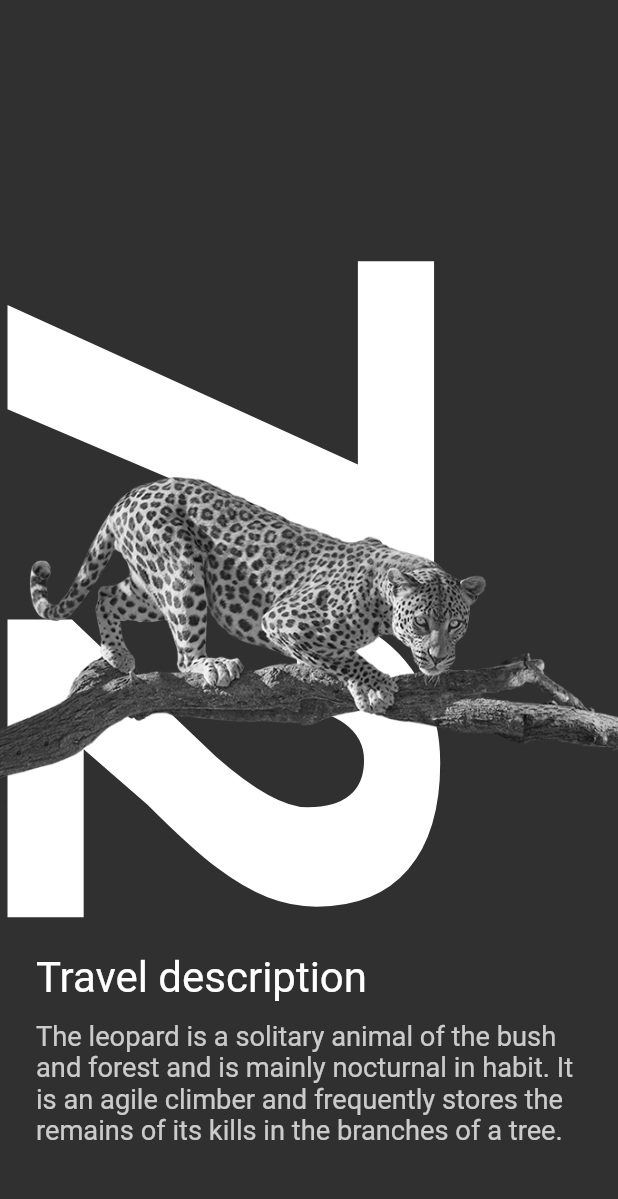
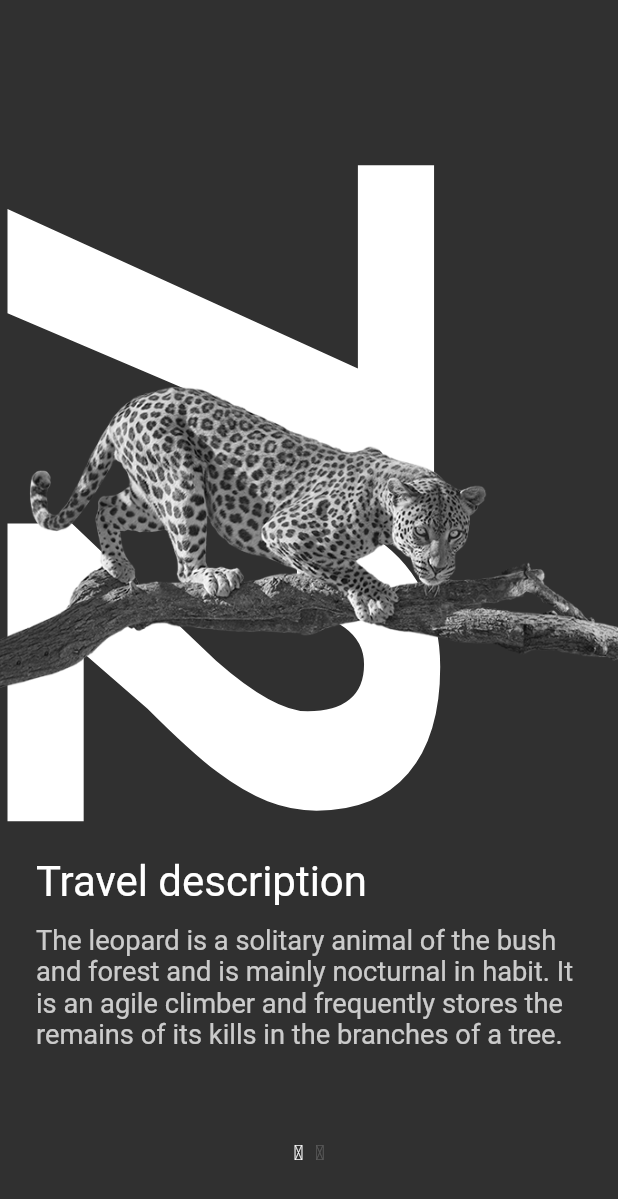
Before and after one commit to loctt-executionlab/animation_practice, a Flutter app: the screen it shows after launch, on a phone screen of 412 x 824 dp. Shown: the top 1199 px of the screen. Run offline on Flutter 3.47's test engine with Material 2 defaults, Android fonts, the phone set to English and light mode, and no system bars; our stand-ins replace flutter_hooks, flutter_riverpod, hooks_riverpod.

Commit message:
add tab indicator dot

```diff
--- a/lib/screen3/screen3.dart
+++ b/lib/screen3/screen3.dart
@@ -1,6 +1,8 @@
 import 'package:animation_practice/screen3/data/provider.dart';
-import 'package:animation_practice/screen3/data/static.dart';
+import 'package:animation_practice/screen3/tabs/tab_1.dart';
+import 'package:animation_practice/screen3/tabs/tab_2.dart';
 import 'package:animation_practice/screen3/widgets/animated_background.dart';
+import 'package:animation_practice/screen3/widgets/tab_indicator.dart';
 import 'package:flutter/material.dart';
 import 'package:hooks_riverpod/hooks_riverpod.dart';
 
@@ -12,64 +14,24 @@ class Screen3 extends HookConsumerWidget {
 
   @override
   Widget build(context, ref) {
-    final pageController = ref.watch(pageControllerProvider);
-
-    final size = MediaQuery.of(context).size;
-
     return Scaffold(
       body: Stack(
         children: [
           const AnimatedBackground(),
           PageView(
-            controller: pageController,
-            children: [
+            controller: ref.watch(pageControllerProvider),
+            children: const [
               Padding(
-                padding: const EdgeInsets.all(24.0),
-                child: AnimatedBuilder(
-                    animation: pageController,
-                    builder: (context, widget) {
-                      const scaleFactor = 2; // this indicate speed
-                      final offsetFraction = 1 -
-                          (pageController.offset * scaleFactor / size.width);
-                      final double opacity = offsetFraction.clamp(0, 1);
-                      return Column(
-                        crossAxisAlignment: CrossAxisAlignment.start,
-                        children: [
-                          const Spacer(),
-                          Text(
-                            'Travel description',
-                            style: TextStyle(
-                                color: Theme.of(context)
-                                    .colorScheme
-                                    .onBackground
-                                    .withOpacity(opacity)),
-                            textScaleFactor: 2.0,
-                          ),
-                          const SizedBox(
-                            height: 12,
-                          ),
-                          Text(
-                            leopardContent,
-                            textScaleFactor: 1.3,
-                            style: TextStyle(
-                                color: Theme.of(context)
-                                    .colorScheme
-                                    .onBackground
-                                    .withOpacity(opacity * 0.75)),
-                          ),
-                          const SizedBox(height: 36),
-                        ],
-                      );
-                    }),
+                padding: EdgeInsets.all(24.0),
+                child: Tab1(),
               ),
-              Container(
-                child: Center(child: Text('page 2')),
-              ),
-              Container(
-                child: Center(child: Text('page 3')),
+              Padding(
+                padding: EdgeInsets.all(24.0),
+                child: Tab2(),
               ),
             ],
           ),
+          const TabIndicator(),
         ],
       ),
     );
--- /dev/null
+++ b/lib/screen3/tabs/tab_1.dart
@@ -0,0 +1,52 @@
+import 'package:animation_practice/screen3/data/provider.dart';
+import 'package:animation_practice/screen3/data/static.dart';
+import 'package:flutter/material.dart';
+import 'package:flutter_riverpod/flutter_riverpod.dart';
+
+class Tab1 extends ConsumerWidget {
+  const Tab1({
+    Key? key,
+  }) : super(key: key);
+
+  @override
+  Widget build(BuildContext context, ref) {
+    final pageController = ref.watch(pageControllerProvider);
+    final size = MediaQuery.of(context).size;
+    return AnimatedBuilder(
+        animation: pageController,
+        builder: (context, widget) {
+          const scaleFactor = 2; // this indicate speed
+          final offsetFraction =
+              1 - (pageController.offset * scaleFactor / size.width);
+          final double opacity = offsetFraction.clamp(0, 1);
+          return Column(
+            crossAxisAlignment: CrossAxisAlignment.start,
+            children: [
+              const Spacer(),
+              Text(
+                'Travel description',
+                style: TextStyle(
+                    color: Theme.of(context)
+                        .colorScheme
+                        .onBackground
+                        .withOpacity(opacity)),
+                textScaleFactor: 2.0,
+              ),
+              const SizedBox(
+                height: 12,
+              ),
+              Text(
+                leopardContent,
+                textScaleFactor: 1.3,
+                style: TextStyle(
+                    color: Theme.of(context)
+                        .colorScheme
+                        .onBackground
+                        .withOpacity(opacity * 0.75)),
+              ),
+              const SizedBox(height: 100),
+            ],
+          );
+        });
+  }
+}
--- a/lib/screen3/widgets/animated_background.dart
+++ b/lib/screen3/widgets/animated_background.dart
@@ -21,7 +21,7 @@ class AnimatedBackground extends ConsumerWidget {
         return Stack(
           children: [
             Transform.translate(
-              offset: Offset(-offset * 2 - 36, 164),
+              offset: Offset(-offset * 2 - 36, 100),
               child: const RotatedBox(
                 quarterTurns: 1,
                 child: Text(
@@ -32,14 +32,14 @@ class AnimatedBackground extends ConsumerWidget {
               ),
             ),
             Transform.translate(
-              offset: Offset(-offset * .8 + size.width * 1.3, 400),
+              offset: Offset(-offset * .8 + size.width * 1.3, 364),
               child: Circle(
                 circleSize:
                     ((offset - aniDelay) / (size.width - aniDelay)) * 164,
               ),
             ),
             Transform.translate(
-              offset: Offset(-offset * .8, 360),
+              offset: Offset(-offset * .8, 300),
               child: Stack(
                 children: [
                   Transform.scale(
@@ -53,7 +53,7 @@ class AnimatedBackground extends ConsumerWidget {
                 animation: pageController,
                 builder: (_, __) {
                   return Transform.translate(
-                    offset: Offset(-offset * .8 + size.width + 48, 236),
+                    offset: Offset(-offset * .8 + size.width + 48, 192),
                     child: Transform.scale(
                         scale: 0.75,
                         alignment: Alignment.centerLeft,
--- /dev/null
+++ b/lib/screen3/widgets/tab_indicator.dart
@@ -0,0 +1,67 @@
+import 'package:animation_practice/screen3/data/provider.dart';
+import 'package:animation_practice/screen3/tabs/tab_1.dart';
+import 'package:animation_practice/screen3/tabs/tab_2.dart';
+import 'package:animation_practice/screen3/widgets/animated_background.dart';
+import 'package:flutter/material.dart';
+import 'package:hooks_riverpod/hooks_riverpod.dart';
+import 'dart:math' as math;
+
+class TabIndicator extends ConsumerWidget {
+  const TabIndicator({
+    Key? key,
+  }) : super(key: key);
+
+  @override
+  Widget build(BuildContext context, ref) {
+    final controller = ref.watch(pageControllerProvider);
+    return Transform.translate(
+      offset: const Offset(0, -48),
+      child: Align(
+          alignment: Alignment.bottomCenter,
+          child: AnimatedBuilder(
+              animation: controller,
+              builder: (context, widget) {
+                final currentPage = controller.page ?? 0;
+
+                return Row(
+                  mainAxisAlignment: MainAxisAlignment.center,
+                  children: [
+                    _Dot(
+                      currentPage: currentPage,
+                      page: 0,
+                    ),
+                    const SizedBox(
+                      width: 8,
+                    ),
+                    _Dot(
+                      currentPage: currentPage,
+                      page: 1,
+                    ),
+                  ],
+                );
+              })),
+    );
+  }
+}
+
+class _Dot extends StatelessWidget {
+  const _Dot({
+    Key? key,
+    required this.currentPage,
+    required this.page,
+  }) : super(key: key);
+
+  final double currentPage;
+  final int page;
+
+  @override
+  Widget build(BuildContext context) {
+    final double opacity = (1 - currentPage - page).abs().clamp(0.2, 1);
+    return Text(
+      '\u25cf',
+      style: TextStyle(
+        color: Theme.of(context).colorScheme.onSurface.withOpacity(opacity),
+      ),
+    );
+  }
+}
```
Also changed, not shown: lib/screen3/tabs/tab_2.dart (added, +53 -0 lines).
